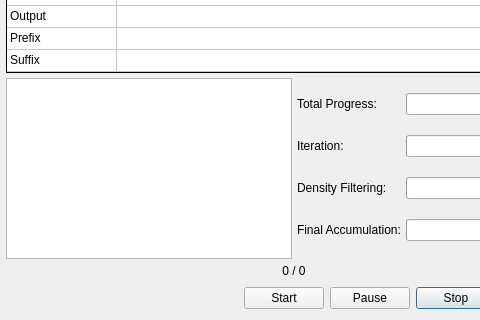
This is Source/Fractorium/FinalRenderDialog.ui in typpos/fractorium as Qt 5 draws it before an edit; both pictures show x 0 to 480 and y 518 to 838 of the 588 by 838 pixel window. The edited form follows.
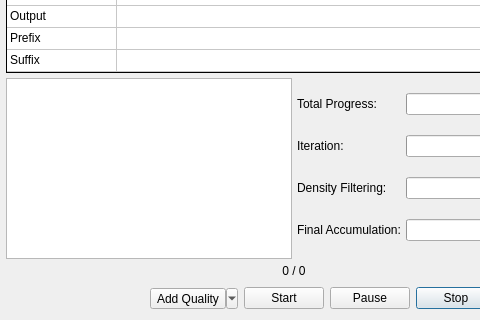
This is the edited form.

Commit message: --User changes  -Allow the user to resume a finished render in the final render dialog with a higher quality. This only applies to rendering a single image with no strips.  -Make clear xaos apply to all when Apply All is checked.

```diff
--- a/Source/Fractorium/FinalRenderDialog.ui
+++ b/Source/Fractorium/FinalRenderDialog.ui
@@ -1192,6 +1192,25 @@
            </property>
           </spacer>
          </item>
+         <item>
+          <widget class="QToolButton" name="FinalRenderBumpQualityStartButton">
+           <property name="text">
+            <string>Add Quality</string>
+           </property>
+           <property name="popupMode">
+            <enum>QToolButton::MenuButtonPopup</enum>
+           </property>
+           <property name="toolButtonStyle">
+            <enum>Qt::ToolButtonTextOnly</enum>
+           </property>
+           <property name="autoRaise">
+            <bool>false</bool>
+           </property>
+           <property name="arrowType">
+            <enum>Qt::NoArrow</enum>
+           </property>
+          </widget>
+         </item>
          <item>
           <widget class="QPushButton" name="FinalRenderStartButton">
            <property name="focusPolicy">
```
The commit also changes 7 other files.
